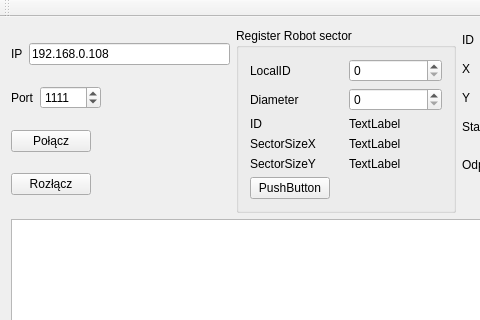
This is klient/klient.ui in pawelbogner/sys_zdarzeniowe_2013 as Qt 5 draws it before an edit; both pictures show x 0 to 480 and y 0 to 320 of the 796 by 605 pixel window. The edited form follows.
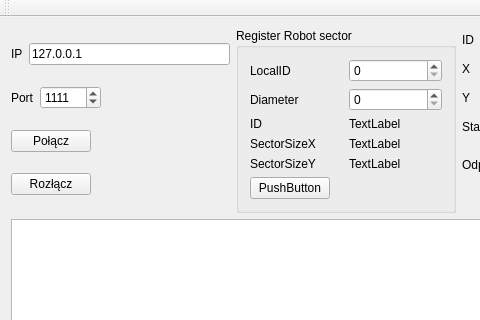
This is the edited form.

What changed in the file:
```diff
--- a/klient/klient.ui
+++ b/klient/klient.ui
@@ -31,7 +31,7 @@
           <item>
            <widget class="QLineEdit" name="host">
             <property name="text">
-             <string>192.168.0.108</string>
+             <string>127.0.0.1</string>
             </property>
            </widget>
           </item>
```
